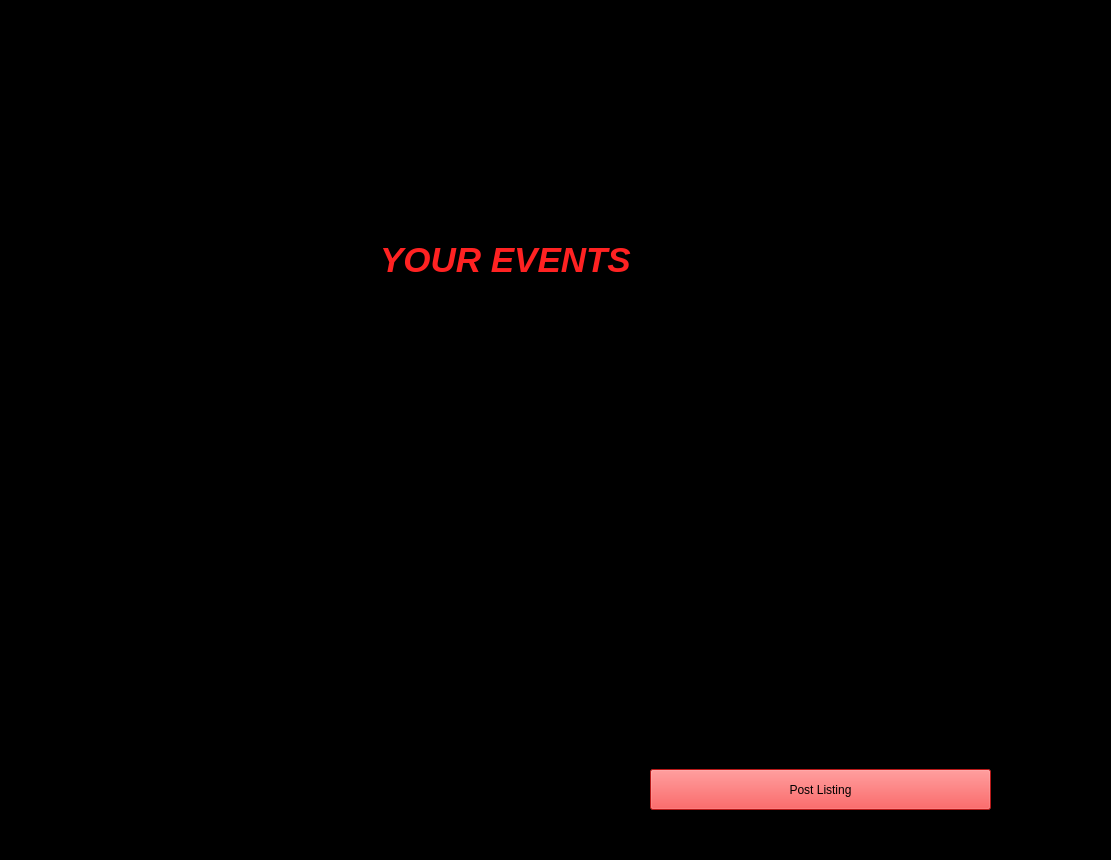
Qt form new_listings_page.ui (JCMerlino/Hackathon) before a commit.
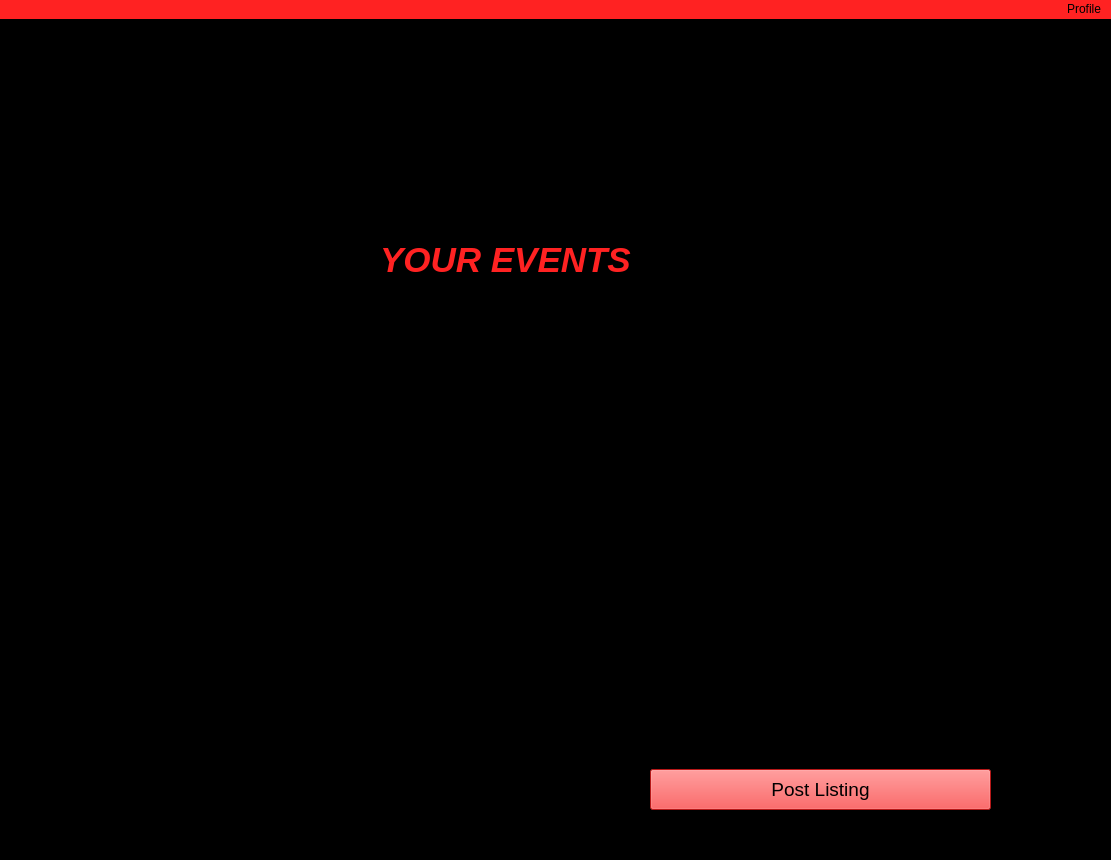
The same form after that commit. Icons and pictures are not drawn.

```diff
--- a/new_listings_page.ui
+++ b/new_listings_page.ui
@@ -45,6 +45,11 @@
       <height>41</height>
      </rect>
     </property>
+    <property name="font">
+     <font>
+      <pointsize>14</pointsize>
+     </font>
+    </property>
     <property name="styleSheet">
      <string notr="true">background-color: rgb(255, 34, 34);</string>
     </property>
@@ -107,6 +112,9 @@
      <height>26</height>
     </rect>
    </property>
+   <property name="styleSheet">
+    <string notr="true">background-color: rgb(255, 34, 34);</string>
+   </property>
    <widget class="QMenu" name="menuProfile">
     <property name="layoutDirection">
      <enum>Qt::RightToLeft</enum>
```
